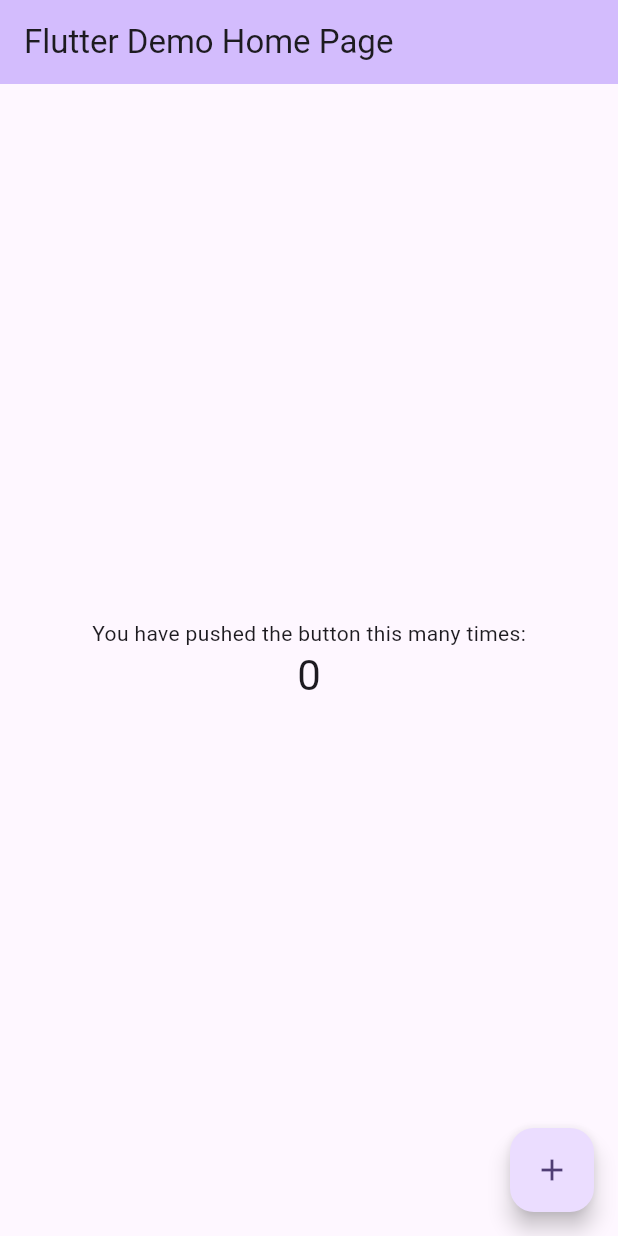
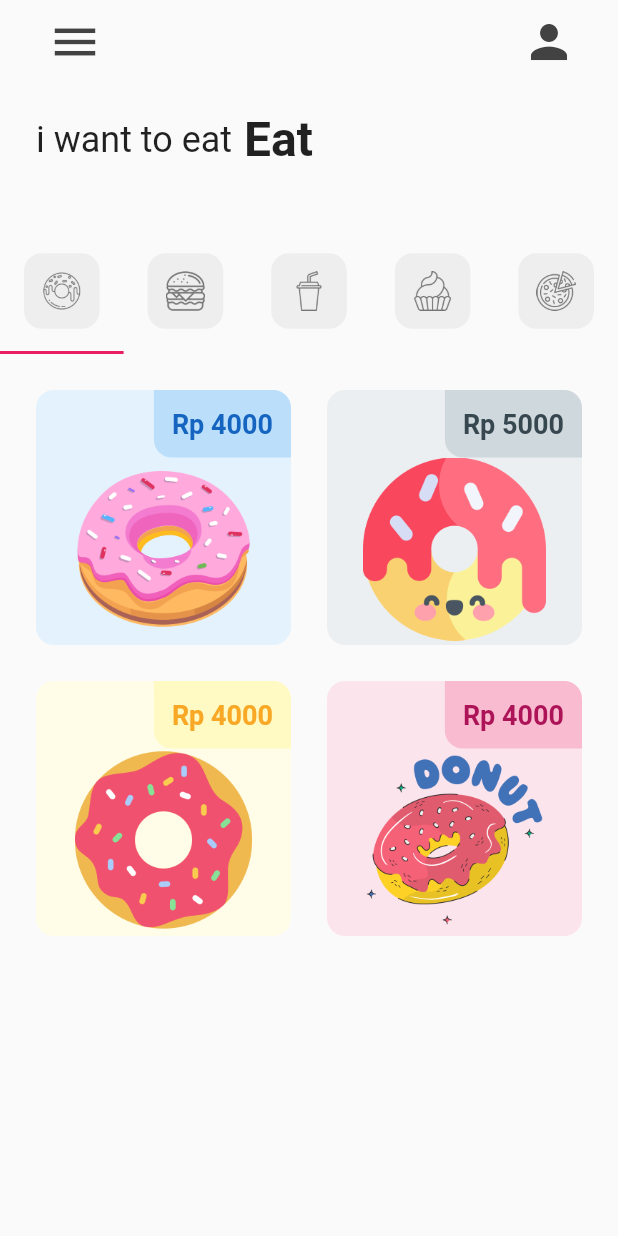
Before and after one commit to 4tiknugraha/donutUI, a Flutter app: the screen it shows after launch, on a phone screen of 412 x 824 dp. Run offline on Flutter 3.47's test engine with Material 2 defaults, Android fonts, the phone set to English and light mode, and no system bars.

Commit message:
up tab & fiture

```diff
--- a/analysis_options.yaml
+++ b/analysis_options.yaml
@@ -7,7 +7,7 @@
 
 # The following line activates a set of recommended lints for Flutter apps,
 # packages, and plugins designed to encourage good coding practices.
-include: package:flutter_lints/flutter.yaml
+# include: package:flutter_lints/flutter.yaml
 
 linter:
   # The lint rules applied to this project can be customized in the
@@ -24,6 +24,5 @@ linter:
   rules:
     # avoid_print: false  # Uncomment to disable the `avoid_print` rule
     # prefer_single_quotes: true  # Uncomment to enable the `prefer_single_quotes` rule
-
 # Additional information about this file can be found at
 # https://dart.dev/guides/language/analysis-options
--- a/lib/main.dart
+++ b/lib/main.dart
@@ -1,4 +1,5 @@
 import 'package:flutter/material.dart';
+import 'pages/home_pages.dart';
 
 void main() {
   runApp(const MyApp());
@@ -7,119 +8,13 @@ void main() {
 class MyApp extends StatelessWidget {
   const MyApp({super.key});
 
-  // This widget is the root of your application.
   @override
   Widget build(BuildContext context) {
     return MaterialApp(
-      title: 'Flutter Demo',
-      theme: ThemeData(
-        // This is the theme of your application.
-        //
-        // TRY THIS: Try running your application with "flutter run". You'll see
-        // the application has a blue toolbar. Then, without quitting the app,
-        // try changing the seedColor in the colorScheme below to Colors.green
-        // and then invoke "hot reload" (save your changes or press the "hot
-        // reload" button in a Flutter-supported IDE, or press "r" if you used
-        // the command line to start the app).
-        //
-        // Notice that the counter didn't reset back to zero; the application
-        // state is not lost during the reload. To reset the state, use hot
-        // restart instead.
-        //
-        // This works for code too, not just values: Most code changes can be
-        // tested with just a hot reload.
-        colorScheme: ColorScheme.fromSeed(seedColor: Colors.deepPurple),
-        useMaterial3: true,
-      ),
-      home: const MyHomePage(title: 'Flutter Demo Home Page'),
+      debugShowCheckedModeBanner: false,
+      home: HomePage(),
+      theme: ThemeData(primarySwatch: Colors.pink),
+      // home: const MyHomePage(title: 'Flutter Demo Home Page'),
     );
   }
 }
-
-class MyHomePage extends StatefulWidget {
-  const MyHomePage({super.key, required this.title});
-
-  // This widget is the home page of your application. It is stateful, meaning
-  // that it has a State object (defined below) that contains fields that affect
-  // how it looks.
-
-  // This class is the configuration for the state. It holds the values (in this
-  // case the title) provided by the parent (in this case the App widget) and
-  // used by the build method of the State. Fields in a Widget subclass are
-  // always marked "final".
-
-  final String title;
-
-  @override
-  State<MyHomePage> createState() => _MyHomePageState();
-}
-
-class _MyHomePageState extends State<MyHomePage> {
-  int _counter = 0;
-
-  void _incrementCounter() {
-    setState(() {
-      // This call to setState tells the Flutter framework that something has
-      // changed in this State, which causes it to rerun the build method below
-      // so that the display can reflect the updated values. If we changed
-      // _counter without calling setState(), then the build method would not be
-      // called again, and so nothing would appear to happen.
-      _counter++;
-    });
-  }
-
-  @override
-  Widget build(BuildContext context) {
-    // This method is rerun every time setState is called, for instance as done
-    // by the _incrementCounter method above.
-    //
-    // The Flutter framework has been optimized to make rerunning build methods
-    // fast, so that you can just rebuild anything that needs updating rather
-    // than having to individually change instances of widgets.
-    return Scaffold(
-      appBar: AppBar(
-        // TRY THIS: Try changing the color here to a specific color (to
-        // Colors.amber, perhaps?) and trigger a hot reload to see the AppBar
-        // change color while the other colors stay the same.
-        backgroundColor: Theme.of(context).colorScheme.inversePrimary,
-        // Here we take the value from the MyHomePage object that was created by
-        // the App.build method, and use it to set our appbar title.
-        title: Text(widget.title),
-      ),
-      body: Center(
-        // Center is a layout widget. It takes a single child and positions it
-        // in the middle of the parent.
-        child: Column(
-          // Column is also a layout widget. It takes a list of children and
-          // arranges them vertically. By default, it sizes itself to fit its
-          // children horizontally, and tries to be as tall as its parent.
-          //
-          // Column has various properties to control how it sizes itself and
-          // how it positions its children. Here we use mainAxisAlignment to
-          // center the children vertically; the main axis here is the vertical
-          // axis because Columns are vertical (the cross axis would be
-          // horizontal).
-          //
-          // TRY THIS: Invoke "debug painting" (choose the "Toggle Debug Paint"
-          // action in the IDE, or press "p" in the console), to see the
-          // wireframe for each widget.
-          mainAxisAlignment: MainAxisAlignment.center,
-          children: <Widget>[
-            const Text(
-              'You have pushed the button this many times:',
-            ),
-            Text(
-              '$_counter',
-              style: Theme.of(context).textTheme.headlineMedium,
-            ),
-          ],
-        ),
-      ),
-      floatingActionButton: FloatingActionButton(
-        onPressed: _incrementCounter,
-        tooltip: 'Increment',
-        child: const Icon(Icons.add),
-      ), // This trailing comma makes auto-formatting nicer for build methods.
-    );
-  }
-}
--- /dev/null
+++ b/lib/pages/home_pages.dart
@@ -0,0 +1,121 @@
+import 'package:flutter/material.dart';
+
+import '../tab/burger_tab.dart';
+import '../tab/donut_tab.dart';
+import '../tab/pancake_tab.dart';
+import '../tab/pizza_tab.dart';
+import '../tab/smoothe_tab.dart';
+import '../util/my_tab.dart';
+
+class HomePage extends StatefulWidget {
+  const HomePage({super.key});
+
+  @override
+  State<HomePage> createState() => _HomePageState();
+}
+
+class _HomePageState extends State<HomePage> {
+  // my tabs
+  List<Widget> myTabs = [
+    // donut tabs
+    MyTab(
+      iconPath: 'assets/icons/donut.png',
+    ),
+
+    // burger tabs
+    MyTab(
+      iconPath: 'assets/icons/burger.png',
+    ),
+    // smoothe tabs
+    MyTab(
+      iconPath: 'assets/icons/soda.png',
+    ),
+    // pancake tabs
+    MyTab(
+      iconPath: 'assets/icons/cupcake.png',
+    ),
+    // pizza tabs
+    MyTab(
+      iconPath: 'assets/icons/pizza.png',
+    ),
+  ];
+
+  @override
+  Widget build(BuildContext context) {
+    return DefaultTabController(
+      length: myTabs.length,
+      child: Scaffold(
+        appBar: AppBar(
+          backgroundColor: Colors.transparent,
+          elevation: 0,
+          leading: Padding(
+            padding: const EdgeInsets.only(left: 24.0),
+            child: IconButton(
+              icon: Icon(
+                Icons.menu,
+                color: Colors.grey[800],
+                size: 36,
+              ),
+              onPressed: () {},
+            ),
+          ),
+          actions: [
+            Padding(
+              padding: const EdgeInsets.only(right: 24.0),
+              child: IconButton(
+                icon: Icon(
+                  Icons.person,
+                  color: Colors.grey[800],
+                  size: 36,
+                ),
+                onPressed: () {},
+              ),
+            )
+          ],
+        ),
+        body: Column(
+          children: [
+            // i want to eat
+            Padding(
+              padding:
+                  const EdgeInsets.symmetric(horizontal: 24.0, vertical: 18),
+              child: Row(
+                children: [
+                  Text(
+                    "i want to eat",
+                    style: TextStyle(fontSize: 24),
+                  ),
+                  Text(
+                    " Eat",
+                    style: TextStyle(fontSize: 32, fontWeight: FontWeight.bold),
+                  ),
+                ],
+              ),
+            ),
+            SizedBox(height: 24),
+            // tab bar
+            TabBar(tabs: myTabs),
+            // tab bar view
+            Expanded(
+              child: TabBarView(
+                children: [
+                  // Donut Page
+                  DonutTab(),
+                  // Burger Page
+                  BurgerTab(),
+                  // Smoothe Page
+                  SmootheTab(),
+                  // Pancake Page
+                  PancakeTab(),
+                  // Pizza Page
+                  PizzaTab(),
+                ],
+                // donut page
+              ),
+            )
+          ],
+        ),
+      ),
+    );
+  }
+}
--- /dev/null
+++ b/lib/tab/burger_tab.dart
@@ -0,0 +1,12 @@
+import 'package:flutter/material.dart';
+
+class BurgerTab extends StatelessWidget {
+  @override
+  Widget build(BuildContext context) {
+    return Container(
+      child: Center(
+        child: Text('Burger Tabs'),
+      ),
+    );
+  }
+}
--- /dev/null
+++ b/lib/tab/donut_tab.dart
@@ -0,0 +1,32 @@
+import 'package:flutter/material.dart';
+
+import '../util/donut_tile.dart';
+
+class DonutTab extends StatelessWidget {
+  //  list of donuts
+  List donutsOnsale = [
+    //[ donutFlavor, donutPrice, donutColor, imageName]
+    ["Ice Cream", "4000", Colors.blue, "assets/images/donut.png"],
+    ["Ice Cream", "5000", Colors.blueGrey, "assets/images/donut1.png"],
+    ["Ice Cream", "4000", Colors.yellow, "assets/images/donut2.png"],
+    ["Ice Cream", "4000", Colors.pink, "assets/images/donut3.png"],
+    // ["Ice Cream", "4000", Colors.green, "assets/images/donut4.png"],
+  ];
+
+  @override
+  Widget build(BuildContext context) {
+    return GridView.builder(
+        itemCount: donutsOnsale.length,
+        padding: EdgeInsets.all(12),
+        gridDelegate:
+            SliverGridDelegateWithFixedCrossAxisCount(crossAxisCount: 2),
+        itemBuilder: (context, index) {
+          return DonutTile(
+            donutFlavor: donutsOnsale[index][0],
+            donutPrice: donutsOnsale[index][1],
+            donutColor: donutsOnsale[index][2],
+            imageName: donutsOnsale[index][3],
+          );
+        });
+  }
+}
--- /dev/null
+++ b/lib/tab/pancake_tab.dart
@@ -0,0 +1,12 @@
+import 'package:flutter/material.dart';
+
+class PancakeTab extends StatelessWidget {
+  @override
+  Widget build(BuildContext context) {
+    return Container(
+      child: Center(
+        child: Text('Pancake Tabs'),
+      ),
+    );
+  }
+}
--- /dev/null
+++ b/lib/tab/pizza_tab.dart
@@ -0,0 +1,12 @@
+import 'package:flutter/material.dart';
+
+class PizzaTab extends StatelessWidget {
+  @override
+  Widget build(BuildContext context) {
+    return Container(
+      child: Center(
+        child: Text('Pizza Tabs'),
+      ),
+    );
+  }
+}
--- /dev/null
+++ b/lib/tab/smoothe_tab.dart
@@ -0,0 +1,12 @@
+import 'package:flutter/material.dart';
+
+class SmootheTab extends StatelessWidget {
+  @override
+  Widget build(BuildContext context) {
+    return Container(
+      child: Center(
+        child: Text('Smoothe Tabs'),
+      ),
+    );
+  }
+}
--- /dev/null
+++ b/lib/util/donut_tile.dart
@@ -0,0 +1,65 @@
+import 'package:flutter/material.dart';
+
+class DonutTile extends StatelessWidget {
+  final String donutFlavor;
+  final String donutPrice;
+  final donutColor;
+  final String imageName;
+
+  final double borderRadius = 12;
+  const DonutTile({
+    super.key,
+    required this.donutFlavor,
+    required this.donutPrice,
+    required this.donutColor,
+    required this.imageName,
+  });
+
+  @override
+  Widget build(BuildContext context) {
+    return Padding(
+      padding: const EdgeInsets.all(12.0),
+      child: Container(
+        decoration: BoxDecoration(
+          color: donutColor[50],
+          borderRadius: BorderRadius.circular(borderRadius),
+        ),
+        child: Column(
+          children: [
+            // price
+            Row(
+              mainAxisAlignment: MainAxisAlignment.end,
+              children: [
+                Container(
+                  decoration: BoxDecoration(
+                    color: donutColor[100],
+                    borderRadius: BorderRadius.only(
+                        bottomLeft: Radius.circular(borderRadius),
+                        topRight: Radius.circular(borderRadius)),
+                  ),
+                  padding: EdgeInsets.all(12),
+                  child: Text(
+                    '\Rp ' + donutPrice,
+                    style: TextStyle(
+                      color: donutColor[800],
+                      fontWeight: FontWeight.bold,
+                      fontSize: 18,
+                    ),
+                  ),
+                ),
+              ],
+            ),
+            // donut picture
+            Padding(
+              padding: const EdgeInsets.symmetric(horizontal: 24.0),
+              child: Image.asset(imageName),
+            )
+            // donut flavor
+
+            // love icon +
+          ],
+        ),
+      ),
+    );
+  }
+}
--- /dev/null
+++ b/lib/util/my_tab.dart
@@ -0,0 +1,22 @@
+import 'package:flutter/material.dart';
+
+class MyTab extends StatelessWidget {
+  final String iconPath;
+  const MyTab({super.key, required this.iconPath});
+
+  @override
+  Widget build(BuildContext context) {
+    return Tab(
+      height: 80,
+      child: Container(
+        padding: EdgeInsets.all(12),
+        decoration: BoxDecoration(
+            color: Colors.grey[200], borderRadius: BorderRadius.circular(12)),
+        child: Image.asset(
+          iconPath,
+          color: Colors.grey[600],
+        ),
+      ),
+    );
+  }
+}
```
Also changed, not shown: config.json (added, +8 -0 lines), pubspec.yaml (+5 -7 lines).
